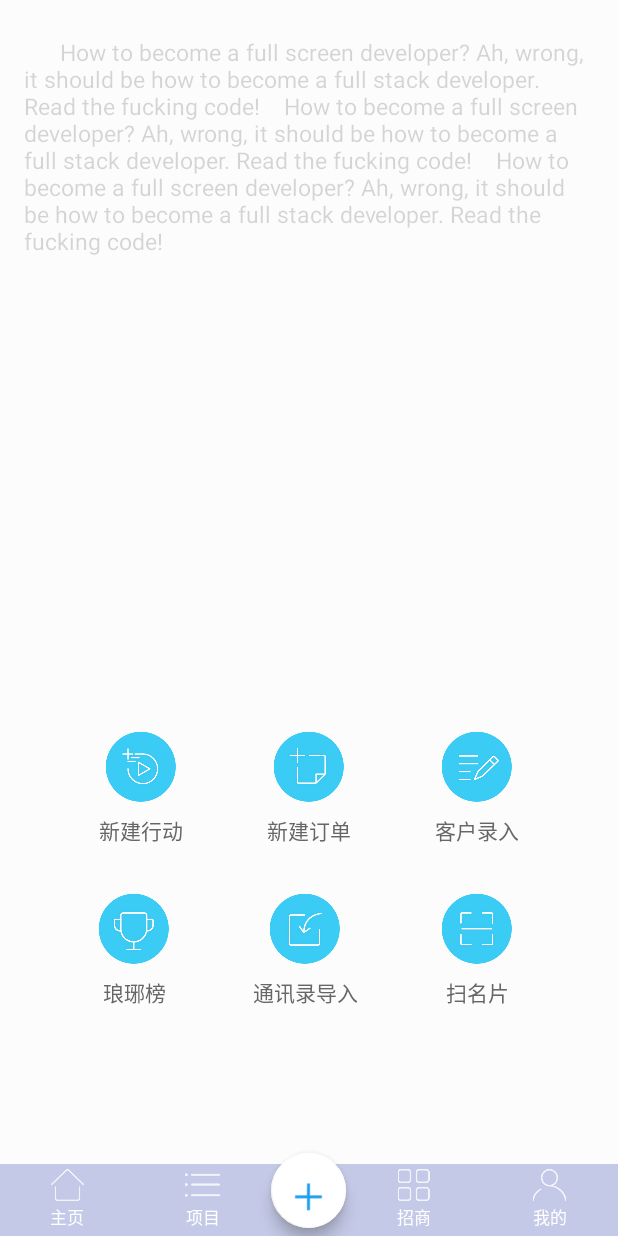
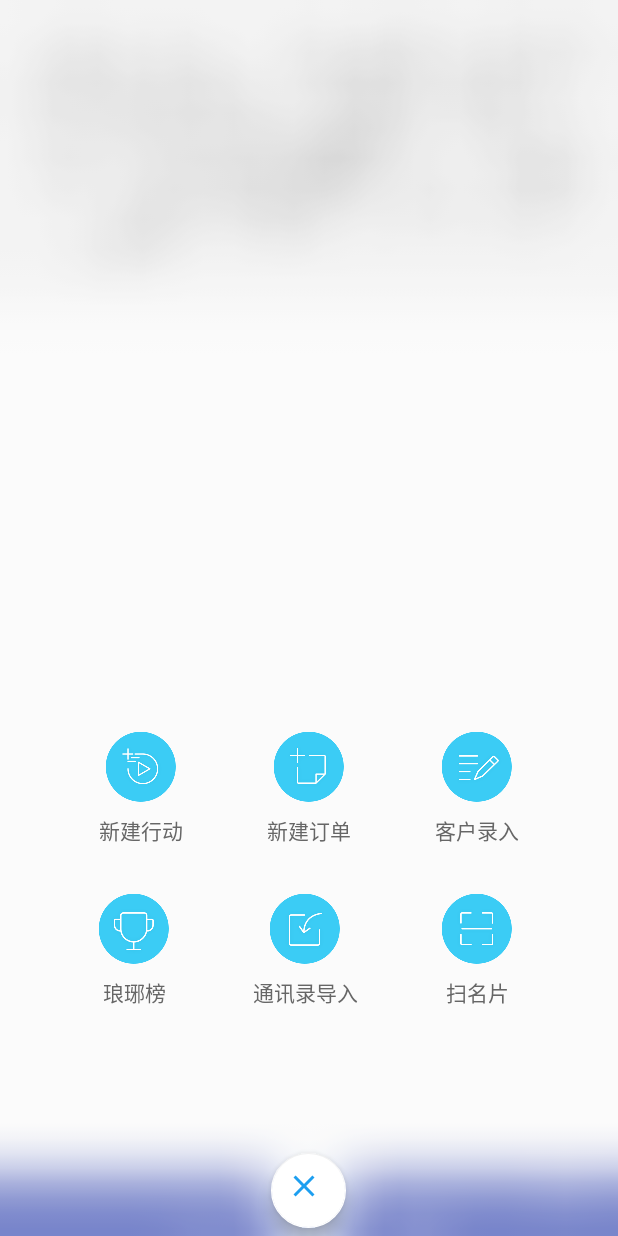
Before and after one commit to aohanyao/Android_UE, an Android app: the screen it shows after launch (MainActivity), after a tap on an icon or button, on a phone screen of 412 x 824 dp. Run offline under Robolectric (Android 15) with nearby library versions, the light colour scheme and no system bars; libraries missing offline, so code that uses them is left out: com.jaeger.library; 1 statement that could not run was skipped.

Commit message:
优化一点代码
优化一点代码

```diff
--- a/BlurMenu/app/build.gradle
+++ b/BlurMenu/app/build.gradle
@@ -4,7 +4,7 @@ android {
     compileSdkVersion 26
     defaultConfig {
         applicationId "example.jc.com.blurmenu"
-        minSdkVersion 15
+        minSdkVersion 17
         targetSdkVersion 26
         versionCode 1
         versionName "1.0"
--- a/BlurMenu/app/src/main/AndroidManifest.xml
+++ b/BlurMenu/app/src/main/AndroidManifest.xml
@@ -8,6 +8,7 @@
         android:label="@string/app_name"
         android:roundIcon="@mipmap/ic_launcher_round"
         android:supportsRtl="true"
+        android:largeHeap="true"
         android:theme="@style/AppTheme">
         <activity
             android:name=".MainActivity"
--- a/BlurMenu/app/src/main/java/example/jc/com/blurmenu/helper/MoreMenuHelper.java
+++ b/BlurMenu/app/src/main/java/example/jc/com/blurmenu/helper/MoreMenuHelper.java
@@ -7,6 +7,7 @@ import android.app.Activity;
 import android.graphics.Bitmap;
 import android.graphics.Canvas;
 import android.graphics.Paint;
+import android.graphics.drawable.BitmapDrawable;
 import android.os.Handler;
 import android.support.design.widget.FloatingActionButton;
 import android.view.View;
@@ -54,9 +55,9 @@ public class MoreMenuHelper {
      * 显示更多窗口的
      */
     public void showMoreWindow() {
-//        rlMoreMenuRoot.setBackgroundDrawable(new BitmapDrawable(mActivity.getResources(), blur()));
+        rlMoreMenuRoot.setBackgroundDrawable(new BitmapDrawable(mActivity.getResources(), blur()));
         rlMoreMenuRoot.setVisibility(View.VISIBLE);
-//        rotationActionMenu(45, 180);
+        rotationActionMenu(45, 180);
         showAnimation();
     }
 
@@ -75,7 +76,7 @@ public class MoreMenuHelper {
 
         mBitmap = ScreenUtils.snapShotWithStatusBar(mActivity);
 
-        float scaleFactor = 8;//图片缩放比例；
+        float scaleFactor = 15;//图片缩放比例；
         float radius = 3;//模糊程度
         int width = mBitmap.getWidth();
         int height = mBitmap.getHeight();
@@ -135,6 +136,12 @@ public class MoreMenuHelper {
                     kickAnimator.setDuration(100);
                     // 设置差值器
                     fadeAnim.setEvaluator(kickAnimator);
+                    fadeAnim.addListener(new BaseAnimatorListener() {
+                        @Override
+                        public void onAnimationEnd(Animator animation) {
+                            child.setLayerType(View.LAYER_TYPE_NONE, null);
+                        }
+                    });
                     //开始动画
                     fadeAnim.start();
                 }
--- a/BlurMenu/app/src/main/java/example/jc/com/blurmenu/utils/ScreenUtils.java
+++ b/BlurMenu/app/src/main/java/example/jc/com/blurmenu/utils/ScreenUtils.java
@@ -84,7 +84,7 @@ public class ScreenUtils {
         View view = activity.getWindow().getDecorView();
         view.setDrawingCacheEnabled(true);
         view.buildDrawingCache();
-        Bitmap bmp = view.getDrawingCache();
+        Bitmap bmp = view.getDrawingCache(true);
         int width = getScreenWidth(activity);
         int height = getScreenHeight(activity);
         Bitmap bp = null;
--- a/BlurMenu/app/src/main/res/layout/activity_main.xml
+++ b/BlurMenu/app/src/main/res/layout/activity_main.xml
@@ -5,6 +5,13 @@
     android:layout_width="match_parent"
     android:layout_height="match_parent"
     tools:context=".MainActivity">
+
+    <ImageView
+        android:scaleType="fitXY"
+        android:layout_width="match_parent"
+        android:src="@mipmap/image_loading"
+        android:layout_height="200dp" />
+
 
 
     <TextView
```
Also changed, not shown: BlurMenu/app/src/main/res/mipmap-xhdpi/image_loading.png (added).
